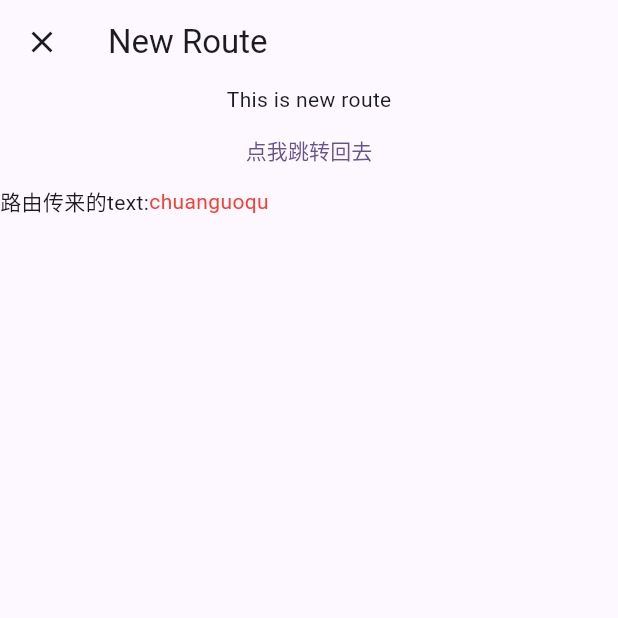
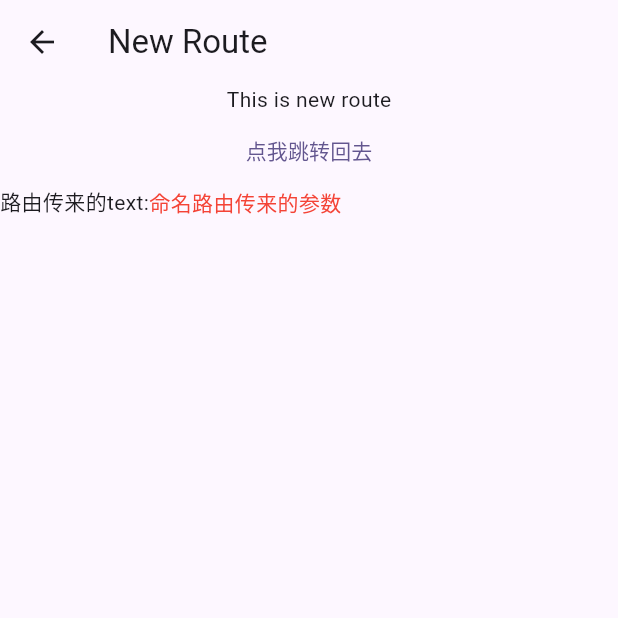
Before and after one commit to 123456hawkins/flutterTutorial, a Flutter app: the MyHomePage screen opened directly, after a tap on "点我跳转新页面", on a phone screen of 412 x 824 dp, the top half of it. Run offline on Flutter 3.47's test engine with Material 3 defaults, Android fonts, the phone set to English and light mode, and no system bars; key blocks and very long unbroken strings in the code were emptied for the run.

Commit message:
feat: 新增命名路由

```diff
--- a/lib/main.dart
+++ b/lib/main.dart
@@ -18,18 +18,29 @@ class MyApp extends StatelessWidget {
         colorScheme: ColorScheme.fromSeed(seedColor: Colors.deepPurpleAccent),
         useMaterial3: true,
       ),
-      home: const MyHomePage(title: ' Test Page'),
+      initialRoute:"/", //名为"/"的路由作为应用的home(首页)
+      routes: {
+        "new_route":(context)=>const NewRoute(),
+        "tip_route":(context){
+          final args=ModalRoute.of(context)!.settings.arguments as Map<String,dynamic>?;
+          final message=args?['message']??'';
+          return TipRoute(text: message);},
+        "/":(context)=>const MyHomePage(title: 'Flutter Home')
+      },
+      // home: const MyHomePage(title: ' Test Page'),
       // home: const GetStateObjectRoute(),
 
     );
   }
 }
 class NewRoute extends StatelessWidget{
-   const NewRoute({super.key, required this.text});
+   const NewRoute({super.key,  this.text=''});
    final String text;
 
   @override
   Widget build(BuildContext context){
+    final args=ModalRoute.of(context)!.settings.arguments as Map<String,dynamic>?;
+    final message=args?['message']??'';
     return Scaffold(
       appBar: AppBar(
         title: const Text('New Route'),
@@ -40,7 +51,7 @@ class NewRoute extends StatelessWidget{
             const Text('This is new route'),
             TextButton(onPressed: ()=>Navigator.pop(context), child: const Text('点我跳转回去')),
 
-            Row(children: [const Text('路由传来的text:'), Text(text,style: const TextStyle(color: Colors.red),)],)
+            Row(children: [const Text('路由传来的text:'), Text(text==''?message:"",style: const TextStyle(color: Colors.red),)],)
           ],
         )
       ),
@@ -51,14 +62,14 @@ class NewRoute extends StatelessWidget{
 
 // tipRoute用于接受路由携带的参数
 class TipRoute extends StatelessWidget{
-  const TipRoute({Key? key,required this.text}):super(key: key);
+  const TipRoute({super.key, this.text=''});
   final String text;
 
   @override
   Widget build(BuildContext context){
     return Scaffold(
       appBar: AppBar(
-        title: Text('路由传参测试'),
+        title: const Text('路由传参测试'),
       ),
       body: Padding(padding: EdgeInsets.all(18),child: Column(
         children: <Widget>[
@@ -162,14 +173,15 @@ class _MyHomePageState extends State<MyHomePage> {
             ),
             Image.memory(imageBytes),
             TextButton(onPressed: () {
-              Navigator.push(
-                context,
-                MaterialPageRoute(builder: (context) {
-                  return NewRoute(text:'chuanguoqu');
-                },maintainState: true,fullscreenDialog: true),
-              );
+              // Navigator.push(
+              //   context,
+              //   MaterialPageRoute(builder: (context) {
+              //     return NewRoute(text:'chuanguoqu');
+              //   },maintainState: true,fullscreenDialog: true),
+              // );
+              Navigator.pushNamed(context, 'new_route',arguments: {'message':"命名路由传来的参数"});
             }, child: const Text('点我跳转新页面')),
-            ElevatedButton(onPressed: ()async{var result=await Navigator.push(context,MaterialPageRoute(builder: (context){return TipRoute(text: '我是提示xxx');}));print('路由返回值:$result');}, child: const Text('打开提示页')),
+            ElevatedButton(onPressed: ()async{var result=await Navigator.pushNamed(context, 'tip_route',arguments: {'message':'This is a tip message'});print('路由返回值:$result');}, child: const Text('打开提示页')),
           ],
         ),
       ),
```
